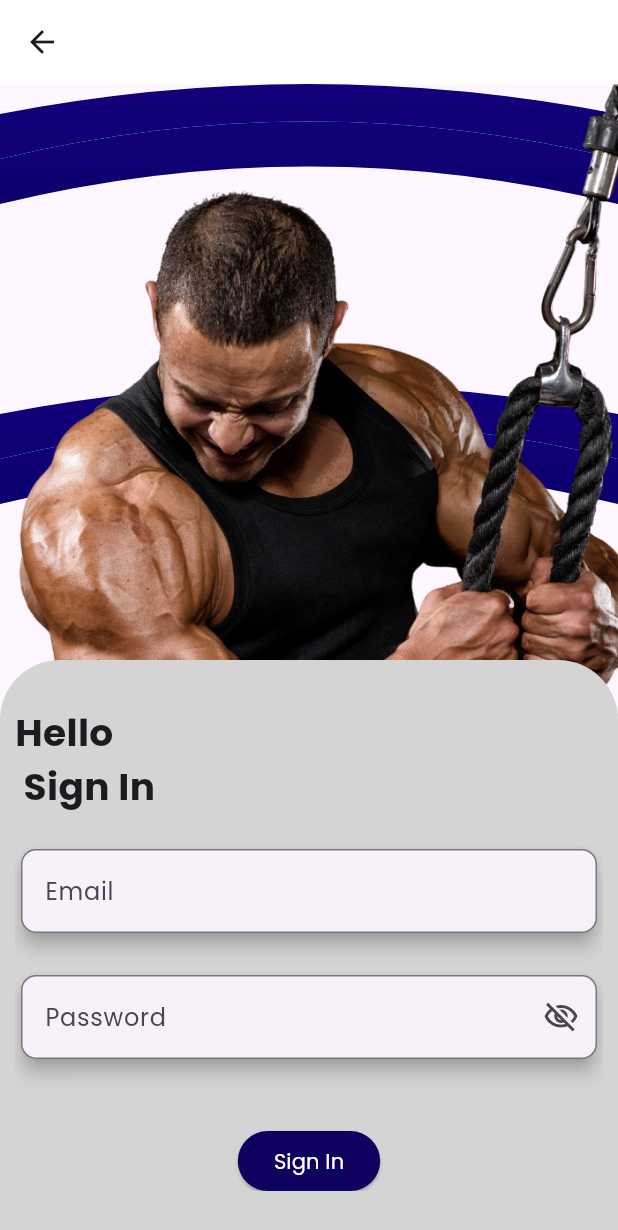
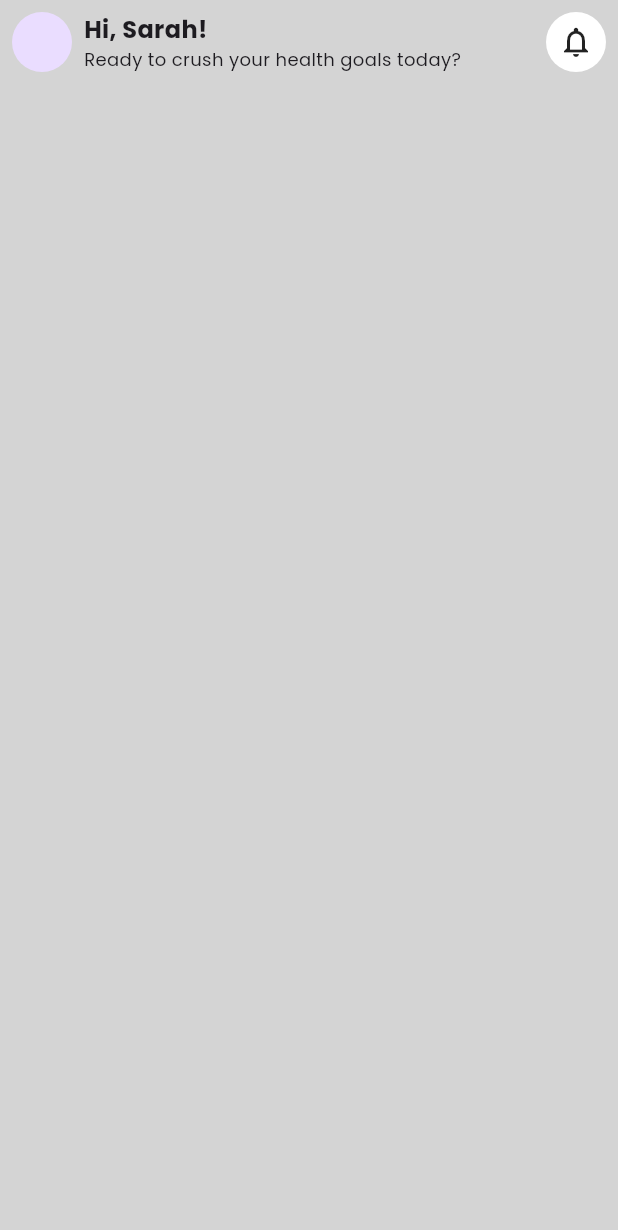
Before and after one commit to Joyy-dev/workout, a Flutter app: the screen it shows after launch, after a tap on "Get Started", on a phone screen of 412 x 824 dp. Shown: the top 1230 px of the screen. Run offline on Flutter 3.47's test engine with Material 3 defaults, Android fonts, the phone set to English and light mode, and no system bars; our stand-ins replace firebase_auth, firebase_core; accounts and stored records are empty; generated files the repository leaves out were written again.

Commit message:
final auth

```diff
--- a/lib/auth/auth_screens.dart
+++ b/lib/auth/auth_screens.dart
@@ -12,7 +12,8 @@ class AuthScreens extends StatelessWidget {
         backgroundColor: Colors.white,
       ),
 
-      body: Stack(
+      body: SafeArea(
+        child: Stack(
           children: [
             Column(
               children: [
@@ -34,6 +35,7 @@ class AuthScreens extends StatelessWidget {
             AuthDraggableScroll()
           ],
         ),
+      ),
     );
   }
 }
--- /dev/null
+++ b/lib/screen/home_screens.dart
@@ -0,0 +1,58 @@
+import 'package:flutter/material.dart';
+
+class HomeScreens extends StatelessWidget {
+  const HomeScreens({super.key});
+
+  @override
+  Widget build(BuildContext context) {
+    return  Scaffold(
+      backgroundColor: Color(0xFFD4D4D4),
+      body: SafeArea(
+        child: Padding(
+          padding: const EdgeInsets.all(8.0),
+          child: Column(
+            children: [
+              Row(
+                mainAxisAlignment: MainAxisAlignment.spaceBetween,
+                children: [
+                  Row(
+                    children: [
+                      CircleAvatar(),
+                      SizedBox(width: 8,),
+                      Column(
+                        crossAxisAlignment: CrossAxisAlignment.start,
+                        children: [
+                          Text(
+                            'Hi, Sarah!',
+                            style: TextStyle(
+                              fontWeight: FontWeight.bold,
+                              fontSize: 16
+                            ),
+                          ),
+                          Text(
+                            'Ready to crush your health goals today?',
+                            style: TextStyle(
+                              fontSize: 12
+                            ),
+                          )
+                        ],
+                      )
+                    ],
+                  ),
+                  Container(
+                    padding: EdgeInsets.all(8),
+                    decoration: BoxDecoration(
+                      borderRadius: BorderRadius.circular(40),
+                      color: Colors.white
+                    ),
+                    child: Icon(Icons.notifications_outlined),
+                  )
+                ],
+              )
+            ],
+          ),
+        ),
+      ),
+    );
+  }
+}
--- a/pubspec.yaml
+++ b/pubspec.yaml
@@ -35,6 +35,7 @@ dependencies:
   # Use with the CupertinoIcons class for iOS style icons.
   cupertino_icons: ^1.0.8
   firebase_core: ^4.2.1
+  firebase_auth: ^6.1.2
 
 dev_dependencies:
   flutter_test:
```
Also changed, not shown: lib/widgets/auth_draggable_scroll.dart (+71 -1 lines), pubspec.lock, 4 other files. Lines whose indentation alone changed are shown as unchanged.
